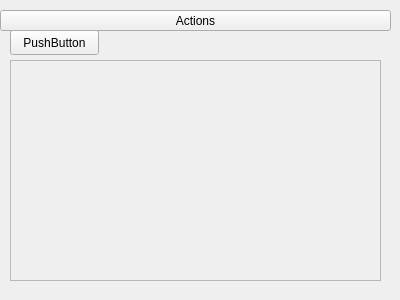
Old version of the form Monster_Truck_UI/src/Camera_Window/Cameradialog.ui in the repository alexspirou/ROS_Ackerman_Monster_Truck_.
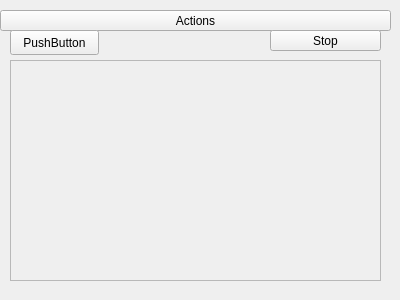
New version of the form.

Commit message: Stop button added

Patch:
```diff
--- a/Monster_Truck_UI/src/Camera_Window/Cameradialog.ui
+++ b/Monster_Truck_UI/src/Camera_Window/Cameradialog.ui
@@ -62,6 +62,19 @@
     <string>PushButton</string>
    </property>
   </widget>
+  <widget class="QPushButton" name="m_CameraStopButton">
+   <property name="geometry">
+    <rect>
+     <x>270</x>
+     <y>30</y>
+     <width>111</width>
+     <height>21</height>
+    </rect>
+   </property>
+   <property name="text">
+    <string>Stop</string>
+   </property>
+  </widget>
  </widget>
  <resources/>
  <connections/>
```
The commit also changes 2 other files.
